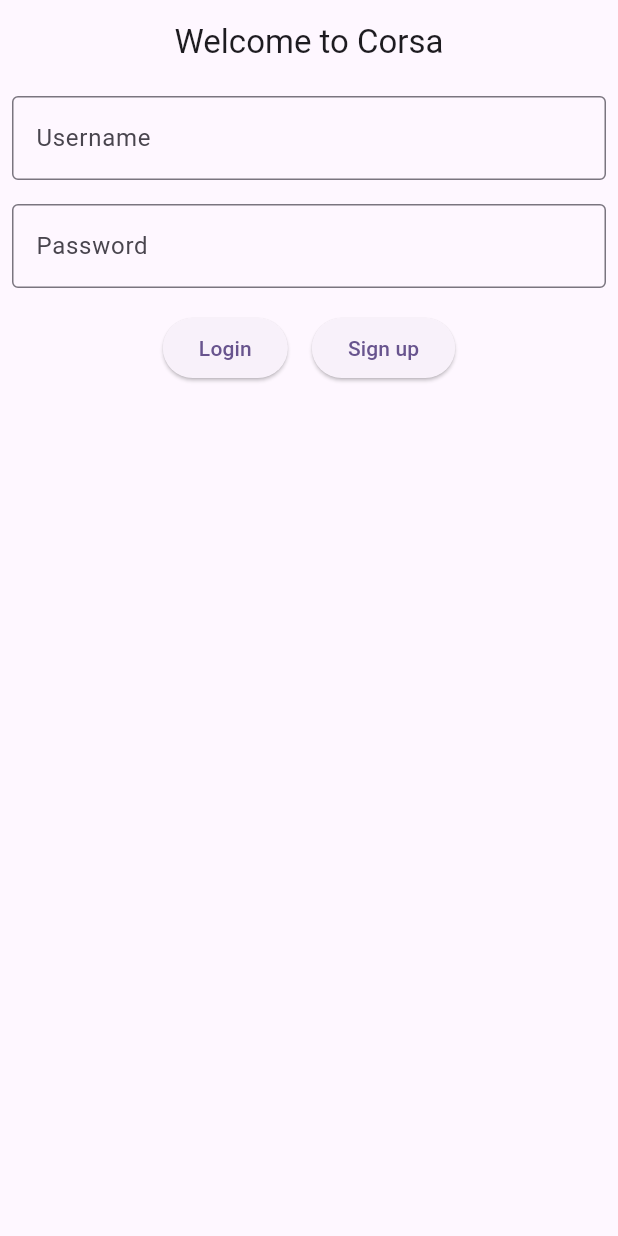
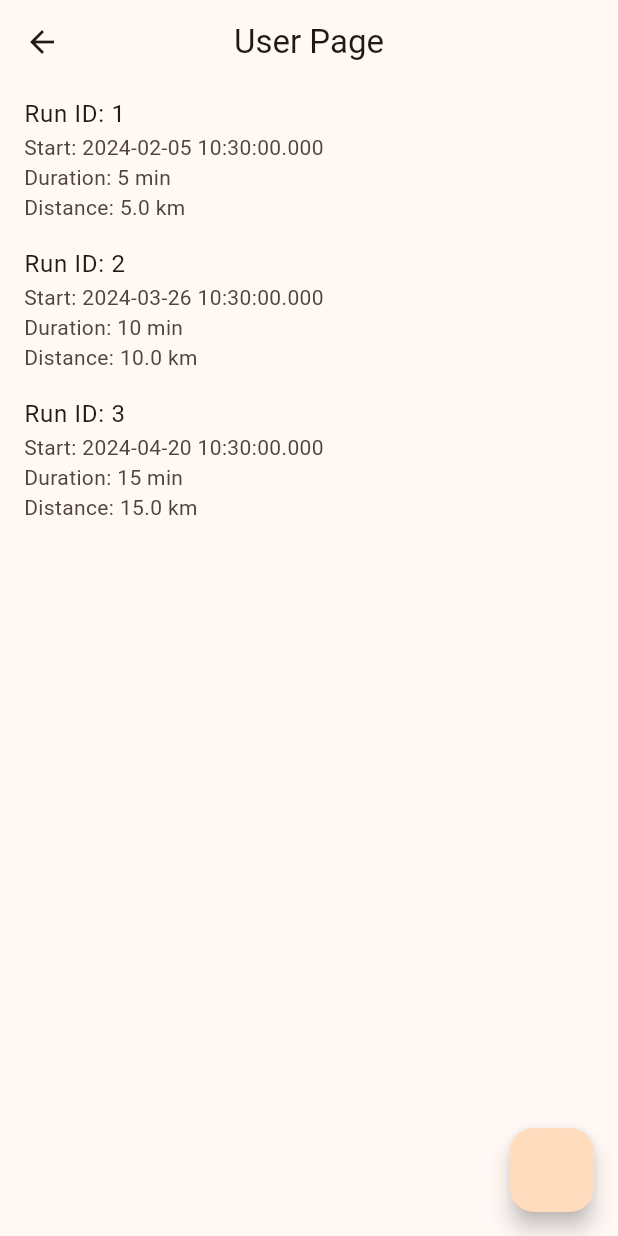
Before and after one commit to Mcfearless314/corsa-frontend, a Flutter app: the screen it shows after launch, after a tap on "Login", on a phone screen of 412 x 824 dp. Run offline on Flutter 3.47's test engine with Material 3 defaults, Android fonts, the phone set to English and light mode, and no system bars.

Commit message:
user with mock runs added

```diff
--- a/lib/main.dart
+++ b/lib/main.dart
@@ -14,9 +14,9 @@ class MyApp extends StatelessWidget {
   @override
   Widget build(BuildContext context) {
     return MaterialApp(
-        title: 'Flutter Demo',
+        debugShowCheckedModeBanner: false,
         theme: ThemeData(
-          colorScheme: ColorScheme.fromSeed(seedColor: Colors.deepPurple),
+          colorScheme: ColorScheme.fromSeed(seedColor: Colors.orange),
           useMaterial3: true,
         ),
         home: const Center(
--- /dev/null
+++ b/lib/models/run.dart
@@ -0,0 +1,15 @@
+class Run {
+  String runId;
+  DateTime startOfRun;
+  DateTime? endOfRun;
+  String timeOfRun;
+  double distance;
+
+  Run({
+    required this.runId,
+    required this.startOfRun,
+    this.endOfRun,
+    required this.timeOfRun,
+    required this.distance,
+  });
+}
--- a/lib/ui/homepage_screen.dart
+++ b/lib/ui/homepage_screen.dart
@@ -1,8 +1,14 @@
 import 'package:flutter/material.dart';
+import 'package:corsa/ui/userpage_screen.dart';
 
-class HomePageScreen extends StatelessWidget {
+class HomePageScreen extends StatefulWidget {
   const HomePageScreen({super.key});
 
+  @override
+  _HomePageScreenState createState() => _HomePageScreenState();
+}
+
+class _HomePageScreenState extends State<HomePageScreen> {
   @override
   Widget build(BuildContext context) {
     return Scaffold(
@@ -44,7 +50,12 @@ class HomePageScreen extends StatelessWidget {
     );
   }
 
-  void logIn() {}
+  void logIn() {
+    Navigator.push(
+      context,
+      MaterialPageRoute(builder: (context) => UserPageScreen()),
+    );
+  }
 
   void signUp() {}
 }
--- /dev/null
+++ b/lib/ui/run_db_list.dart
@@ -0,0 +1,61 @@
+import 'package:flutter/material.dart';
+
+import '../models/run.dart';
+
+class RunList extends StatelessWidget {
+  const RunList({super.key});
+
+  @override
+  Widget build(BuildContext context) {
+    List<Run> runs = getRuns(); // Fetch the list of runs
+
+    return Scaffold(
+      appBar: AppBar(
+        title: const Text("User Page"),
+        centerTitle: true,
+      ),
+      body: CustomScrollView(
+        slivers: <Widget>[
+          SliverList(
+            delegate: SliverChildBuilderDelegate(
+                  (BuildContext context, int index) {
+                return ListTile(
+                  title: Text('Run ID: ${runs[index].runId}'),
+                  subtitle: Text('Start: ${runs[index].startOfRun}\n'
+                      'Duration: ${runs[index].timeOfRun} min\n'
+                      'Distance: ${runs[index].distance.toString()} km'),
+                );
+              },
+              childCount: runs.length,
+            ),
+          ),
+        ],
+      ),
+      floatingActionButton: FloatingActionButton(
+        onPressed: startNewRun,
+      ),
+    );
+  }
+
+  List<Run> getRuns() {
+    return [
+      Run(
+          startOfRun: DateTime.now().subtract(const Duration(days: 100)),
+          distance: 5.0,
+          runId: '1',
+          timeOfRun: '5'),
+      Run(
+          startOfRun: DateTime.now().subtract(const Duration(days: 50)),
+          distance: 10.0,
+          runId: '2',
+          timeOfRun: '10'),
+      Run(
+          startOfRun: DateTime.now().subtract(const Duration(days: 25)),
+          distance: 15.0,
+          runId: '3',
+          timeOfRun: '15'),
+    ];
+  }
+
+  void startNewRun() {}
+}
--- a/lib/ui/userpage_screen.dart
+++ b/lib/ui/userpage_screen.dart
@@ -1,3 +1,4 @@
+import 'package:corsa/ui/run_db_list.dart';
 import 'package:flutter/material.dart';
 
 class UserPageScreen extends StatelessWidget {
@@ -5,18 +6,7 @@ class UserPageScreen extends StatelessWidget {
 
   @override
   Widget build(BuildContext context) {
-    return Scaffold(
-      appBar: AppBar(
-        title: Text("User Page"),
-        centerTitle: true,
-      ),
-      body: Column(
-        children: [
-          Image.asset('assets/Corsa.jpg'),
-        ],
-      ),
-      floatingActionButton: FloatingActionButton(onPressed: startNewRun,),
-    );
+    return RunList();
   }
 
   void startNewRun() {
```
